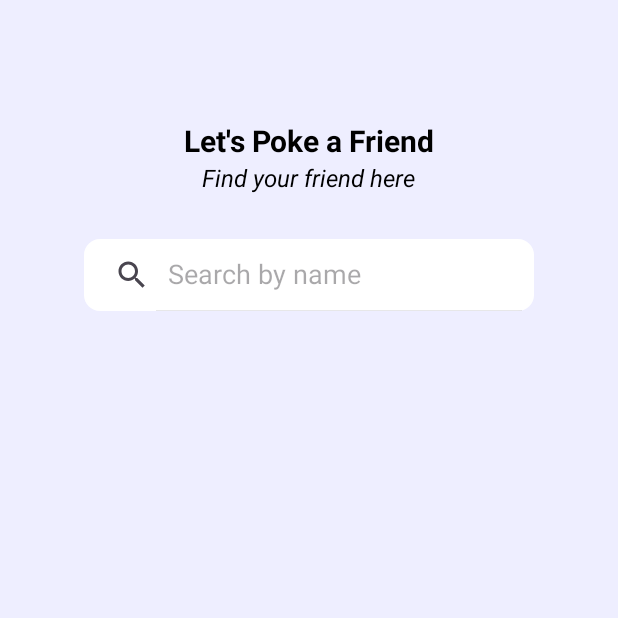
After one commit to sanjanarampurkottur01/dal-community-app, an Android app: the PokeActivity screen opened directly, with no data from a screen before it, on a phone screen of 412 x 824 dp, the top half of it. The commit adds this screen. Run offline under Robolectric (Android 15) with nearby library versions, the phone set to English and light mode, and no system bars; our stand-ins replace Firebase (no records; nobody signed in at launch, a user with empty details on screens opened directly).

Commit message:
feat: poke feature added

```diff
--- a/DalCommunity/app/src/main/AndroidManifest.xml
+++ b/DalCommunity/app/src/main/AndroidManifest.xml
@@ -19,6 +19,9 @@
         android:supportsRtl="true"
         android:theme="@style/Theme.DalCommunity"
         tools:targetApi="31">
+        <activity
+            android:name="com.csci5708.dalcommunity.activity.PokeActivity"
+            android:exported="false" />
         <activity
             android:name="com.csci5708.dalcommunity.activity.TempActivity"
             android:exported="false" />
--- /dev/null
+++ b/DalCommunity/app/src/main/java/com/csci5708/dalcommunity/activity/PokeActivity.kt
@@ -0,0 +1,108 @@
+package com.csci5708.dalcommunity.activity
+
+import android.os.Bundle
+import android.widget.Toast
+import androidx.activity.enableEdgeToEdge
+import androidx.appcompat.app.AlertDialog
+import androidx.appcompat.app.AppCompatActivity
+import androidx.appcompat.widget.SearchView
+import androidx.core.content.ContextCompat
+import androidx.recyclerview.widget.LinearLayoutManager
+import androidx.recyclerview.widget.RecyclerView
+import com.csci5708.dalcommunity.adapter.UsersAdapter
+import com.csci5708.dalcommunity.firestore.FireStoreSingleton
+import com.example.dalcommunity.R
+import com.google.firebase.Firebase
+import com.google.firebase.auth.auth
+
+class PokeActivity : AppCompatActivity(), UsersAdapter.OnItemClickListener {
+    private lateinit var usersAdapter: UsersAdapter
+    private lateinit var originalUsers: List<Pair<String, String>>
+
+
+    override fun onCreate(savedInstanceState: Bundle?) {
+        super.onCreate(savedInstanceState)
+        enableEdgeToEdge()
+        setContentView(R.layout.activity_poke)
+        window.statusBarColor = ContextCompat.getColor(this, R.color.background)
+        window.navigationBarColor = ContextCompat.getColor(this, R.color.white)
+
+        val recyclerView: RecyclerView = findViewById(R.id.recycler_view_users)
+        recyclerView.layoutManager = LinearLayoutManager(this)
+        usersAdapter = UsersAdapter(emptyList(), this)
+        fetchAllUsers(usersAdapter)
+        recyclerView.adapter = usersAdapter
+        val searchView: SearchView = findViewById(R.id.search_view)
+        searchView.queryHint = "Search by name"
+        searchView.setOnQueryTextListener(object : SearchView.OnQueryTextListener {
+            override fun onQueryTextSubmit(query: String): Boolean {
+                filterUsers(query, usersAdapter)
+                return true
+            }
+            override fun onQueryTextChange(newText: String): Boolean {
+                if (newText.isEmpty()) {
+                    fetchAllUsers(usersAdapter)
+                } else {
+                    val query = newText.trim()
+                    filterUsers(query, usersAdapter)
+                }
+                return true
+            }
+        })
+    }
+
+    override fun onItemClick(userName: String, userId: String) {
+        showUserInfoDialog(userName, userId)
+    }
+
+    private fun showUserInfoDialog(userName: String, userId: String) {
+        val alertDialogBuilder = AlertDialog.Builder(this)
+        alertDialogBuilder.setTitle("User Information")
+        alertDialogBuilder.setMessage("Name: $userName\nID: $userId")
+        alertDialogBuilder.setPositiveButton("OK") { dialog, _ ->
+            dialog.dismiss()
+        }
+        val alertDialog = alertDialogBuilder.create()
+        alertDialog.show()
+    }
+
+    private fun fetchAllUsers(usersAdapter: UsersAdapter) {
+        val auth = Firebase.auth
+        val currentUser = auth.currentUser
+        FireStoreSingleton.getAllDocumentsOfCollection("users",
+            { documents ->
+                val users = mutableListOf<Pair<String, String>>()
+                for (document in documents) {
+                    val name = document.getString("name") ?: "Unknown"
+                    val id = document.id
+                    val email = document.getString("email") ?: "unknown"
+                    if (currentUser != null) {
+                        if(currentUser.email != email){
+                            users.add(Pair(name, id))
+                        }
+                    }
+                }
+                originalUsers = users
+                usersAdapter.users = users
+                usersAdapter.notifyDataSetChanged()
+            },
+            { exception ->
+                Toast.makeText(this, "Failed to load users: ${exception.message}", Toast.LENGTH_SHORT).show()
+            }
+        )
+    }
+
+    private fun filterUsers(query: String, usersAdapter: UsersAdapter) {
+        if (query.isBlank()) {
+            usersAdapter.users = originalUsers
+            usersAdapter.notifyDataSetChanged()
+            return
+        }
+
+        val filteredUsers = originalUsers.filter { user ->
+            user.first.contains(query, ignoreCase = true) // Filter based on name
+        }
+        usersAdapter.users = filteredUsers
+        usersAdapter.notifyDataSetChanged()
+    }
+}
--- a/DalCommunity/app/src/main/java/com/csci5708/dalcommunity/firestore/FireStoreSingleton.kt
+++ b/DalCommunity/app/src/main/java/com/csci5708/dalcommunity/firestore/FireStoreSingleton.kt
@@ -74,7 +74,4 @@ object FireStoreSingleton {
                 onFailure(exception)
             }
     }
-    fun getFireStoreInstanceSingleton(): FirebaseFirestore{
-        return fireStoreInstance
-    }
 }
--- /dev/null
+++ b/DalCommunity/app/src/main/res/layout/activity_poke.xml
@@ -0,0 +1,56 @@
+<?xml version="1.0" encoding="utf-8"?>
+<RelativeLayout xmlns:android="http://schemas.android.com/apk/res/android"
+    xmlns:app="http://schemas.android.com/apk/res-auto"
+    xmlns:tools="http://schemas.android.com/tools"
+    android:id="@+id/main"
+    android:layout_width="match_parent"
+    android:layout_height="match_parent"
+    tools:context="com.csci5708.dalcommunity.activity.PokeActivity"
+    android:background="@color/background">
+    <TextView
+        android:layout_width="wrap_content"
+        android:layout_height="wrap_content"
+        android:id="@+id/poke_title"
+        android:text="Let's Poke a Friend"
+        android:layout_centerHorizontal="true"
+        android:layout_marginTop="80dp"
+        android:textSize="20dp"
+        android:textStyle="bold"
+        android:textColor="@color/black"
+        />
+    <TextView
+        android:layout_width="wrap_content"
+        android:layout_height="wrap_content"
+        android:id="@+id/poke_instruction"
+        android:layout_below="@+id/poke_title"
+        android:layout_centerHorizontal="true"
+        android:textSize="16dp"
+        android:textStyle="italic"
+        android:text="Find your friend here"
+        android:textColor="@color/black"
+        />
+    <androidx.appcompat.widget.SearchView
+        android:id="@+id/search_view"
+        android:layout_width="300dp"
+        android:layout_height="wrap_content"
+        android:queryHint="Search by..."
+        android:layout_centerHorizontal="true"
+        app:iconifiedByDefault="false"
+        app:layout_constraintTop_toTopOf="parent"
+        android:layout_below="@+id/poke_instruction"
+        android:background="@drawable/rounded_corner"
+        android:layout_marginTop="30dp"
+        />
+
+    <androidx.recyclerview.widget.RecyclerView
+        android:id="@+id/recycler_view_users"
+        android:layout_width="match_parent"
+        android:layout_height="match_parent"
+        android:paddingTop="?attr/actionBarSize"
+        android:clipToPadding="false"
+        app:layoutManager="androidx.recyclerview.widget.LinearLayoutManager"
+        android:layout_below="@+id/search_view"
+        android:background="@color/background"/>
+
+
+</RelativeLayout>
--- a/DalCommunity/app/src/main/res/values/styles.xml
+++ b/DalCommunity/app/src/main/res/values/styles.xml
@@ -4,4 +4,7 @@
         <item name="cornerFamily">rounded</item>
         <item name="cornerSize">50%</item>
     </style>
+    <style name="CustomSearchViewStyle" parent="Widget.AppCompat.SearchView">
+        <item name="android:textColorHint">#5151C6</item>
+    </style>
 </resources>
```
Also changed, not shown: DalCommunity/app/src/main/java/com/csci5708/dalcommunity/activity/HomeActivity.kt (+16 -0 lines), DalCommunity/app/src/main/java/com/csci5708/dalcommunity/adapter/UsersAdapter.kt (added, +40 -0 lines), DalCommunity/app/src/main/res/drawable/poke_filled.xml (added, +16 -0 lines), DalCommunity/app/src/main/res/drawable/poke_outline.xml (added, +16 -0 lines), DalCommunity/app/src/main/res/layout/activity_main.xml (+52 -6 lines), DalCommunity/app/src/main/res/layout/item_user.xml (added, +22 -0 lines).
